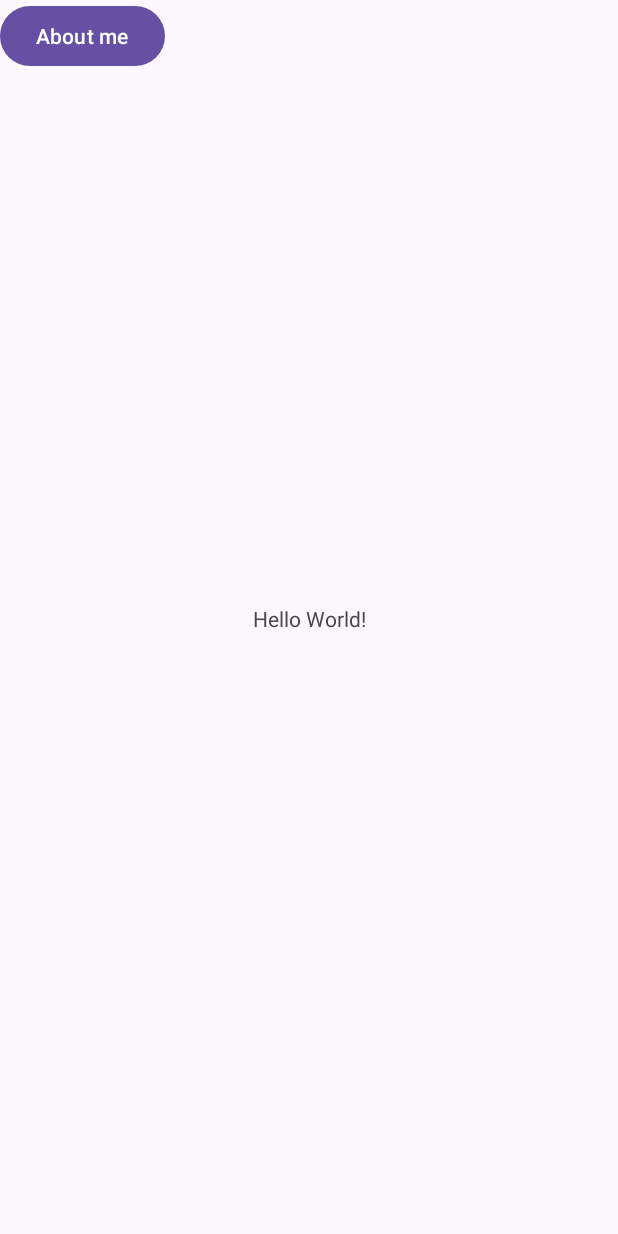
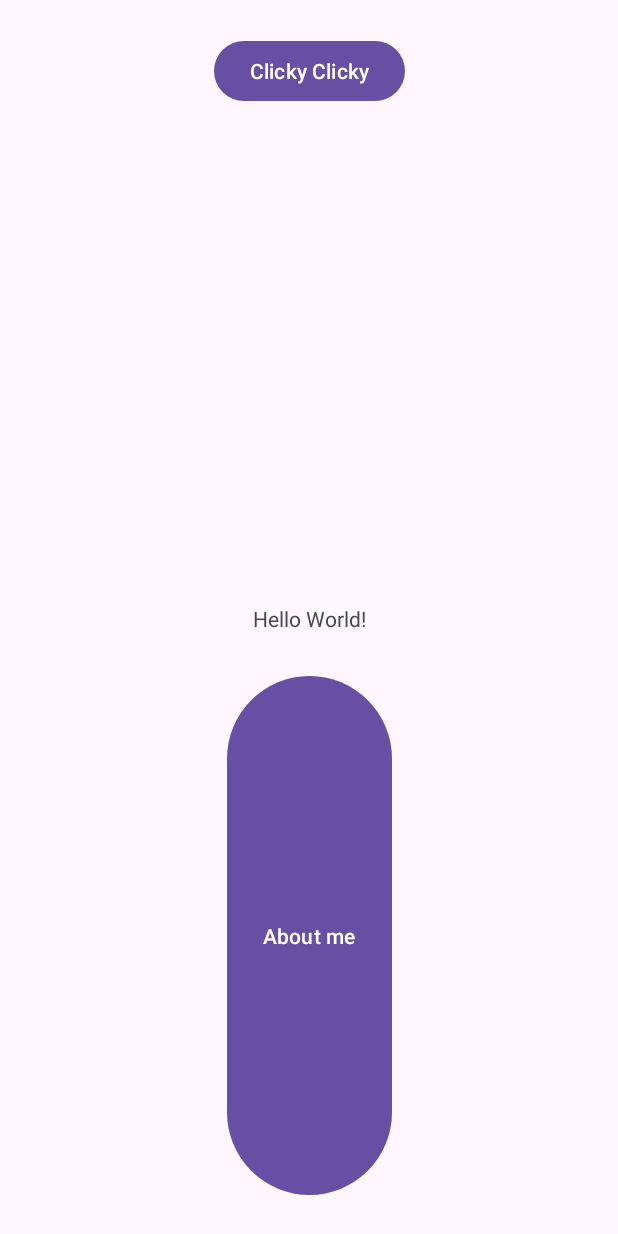
Before and after one commit to zexigong-ne/NUMAD24Sp_ZexiGong, an Android app: the screen it shows after launch (MainActivity), on a phone screen of 412 x 824 dp. Run offline under Robolectric (Android 15) with nearby library versions, the phone set to English and light mode, and no system bars.

Commit message:
add clickybutton

```diff
--- /dev/null
+++ b/app/src/main/java/edu/northeastern/numad24sp_zexigong/ClickyActivity.java
@@ -0,0 +1,18 @@
+package edu.northeastern.numad24sp_zexigong;
+
+import android.os.Bundle;
+
+import androidx.appcompat.app.AppCompatActivity;
+
+public class ClickyActivity extends AppCompatActivity {
+    // ClickyActivity.java
+
+
+        @Override
+        protected void onCreate(Bundle savedInstanceState) {
+            super.onCreate(savedInstanceState);
+            setContentView(R.layout.activity_main);
+
+            // Add any additional setup for the ClickyActivity
+        }
+    }
--- a/app/src/main/java/edu/northeastern/numad24sp_zexigong/MainActivity.java
+++ b/app/src/main/java/edu/northeastern/numad24sp_zexigong/MainActivity.java
@@ -1,5 +1,6 @@
 package edu.northeastern.numad24sp_zexigong;
 import android.content.Context;
+import android.content.Intent;
 import android.widget.Button;
 import 	android.widget.Toast;
 import android.view.View.OnClickListener;
@@ -12,11 +13,13 @@ import android.os.Bundle;
 
 public class MainActivity extends AppCompatActivity {
     private Button meButton;
+    private Button clickyButton;
     @Override
     protected void onCreate(Bundle savedInstanceState) {
         super.onCreate(savedInstanceState);
         this.setContentView(R.layout.activity_main);
         this.meButton = (Button)this.findViewById(R.id.me);
+        this.clickyButton = (Button)this.findViewById(R.id.clickyButton);
         Context parent = this;
         this.meButton.setOnClickListener(new OnClickListener() {
             @Override
@@ -25,8 +28,14 @@ public class MainActivity extends AppCompatActivity {
                 Toast toast = Toast.makeText(parent /* MyActivity */, cs, Toast.LENGTH_LONG);
                 toast.show();
             }
-
-
+        });
+        this.clickyButton.setOnClickListener(new View.OnClickListener() {
+            @Override
+            public void onClick(View view) {
+                // Start new activity when the button is clicked
+                Intent intent = new Intent(MainActivity.this, ClickyActivity.class);
+                startActivity(intent);
+            }
         });
     }
 }
--- a/app/src/main/res/layout/activity_main.xml
+++ b/app/src/main/res/layout/activity_main.xml
@@ -7,6 +7,7 @@
     tools:context=".MainActivity">
 
     <TextView
+        android:id="@+id/textView"
         android:layout_width="wrap_content"
         android:layout_height="wrap_content"
         android:text="Hello World!"
@@ -18,9 +19,30 @@
     <Button
         android:id="@+id/me"
         android:layout_width="wrap_content"
+        android:layout_height="354dp"
+        android:layout_centerHorizontal="true"
+        android:layout_marginTop="1dp"
+        android:text="About me"
+        android:visibility="visible"
+        app:layout_constraintBottom_toBottomOf="parent"
+        app:layout_constraintEnd_toEndOf="parent"
+        app:layout_constraintHorizontal_bias="0.5"
+        app:layout_constraintStart_toStartOf="parent"
+        app:layout_constraintTop_toBottomOf="@+id/textView" />
+
+    <Button
+        android:id="@+id/clickyButton"
+        android:layout_width="wrap_content"
         android:layout_height="wrap_content"
-        android:text="About me"
-        tools:layout_editor_absoluteX="76dp"
-        tools:layout_editor_absoluteY="541dp" />
+        android:layout_centerHorizontal="true"
+        android:layout_marginStart="16dp"
+        android:layout_marginEnd="16dp"
+        android:layout_marginBottom="308dp"
+        android:text="Clicky Clicky"
+        app:layout_constraintBottom_toTopOf="@+id/textView"
+        app:layout_constraintEnd_toEndOf="parent"
+        app:layout_constraintHorizontal_bias="0.5"
+        app:layout_constraintStart_toStartOf="parent"
+        app:layout_constraintTop_toTopOf="parent" />
 
 </androidx.constraintlayout.widget.ConstraintLayout>
```
